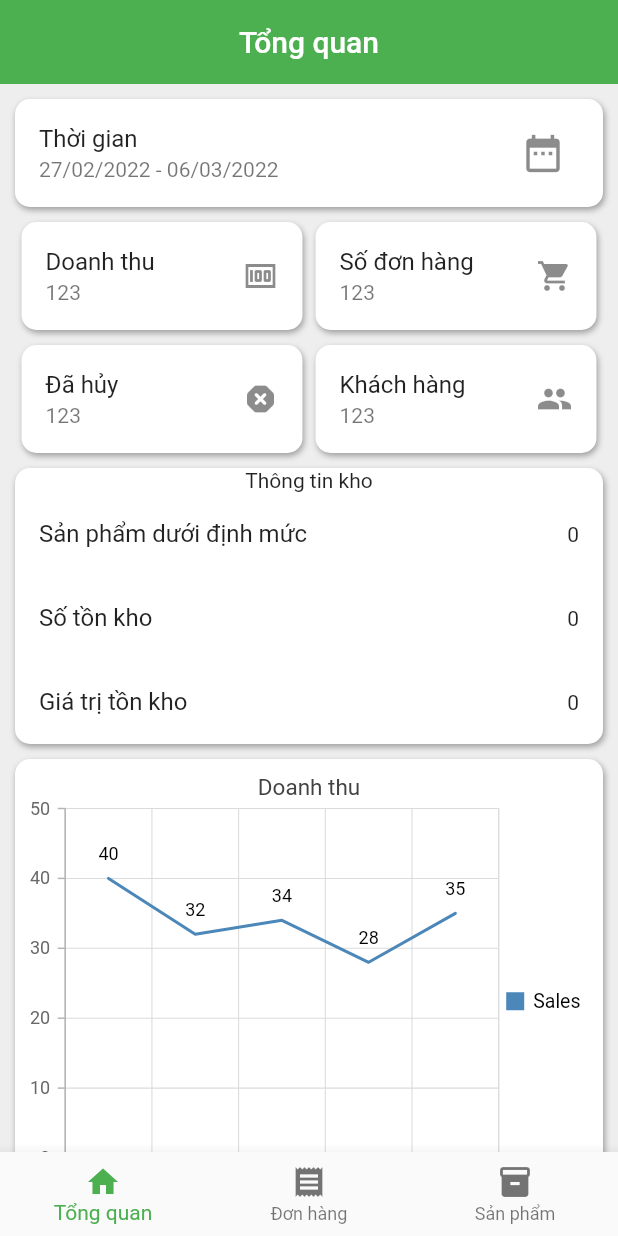
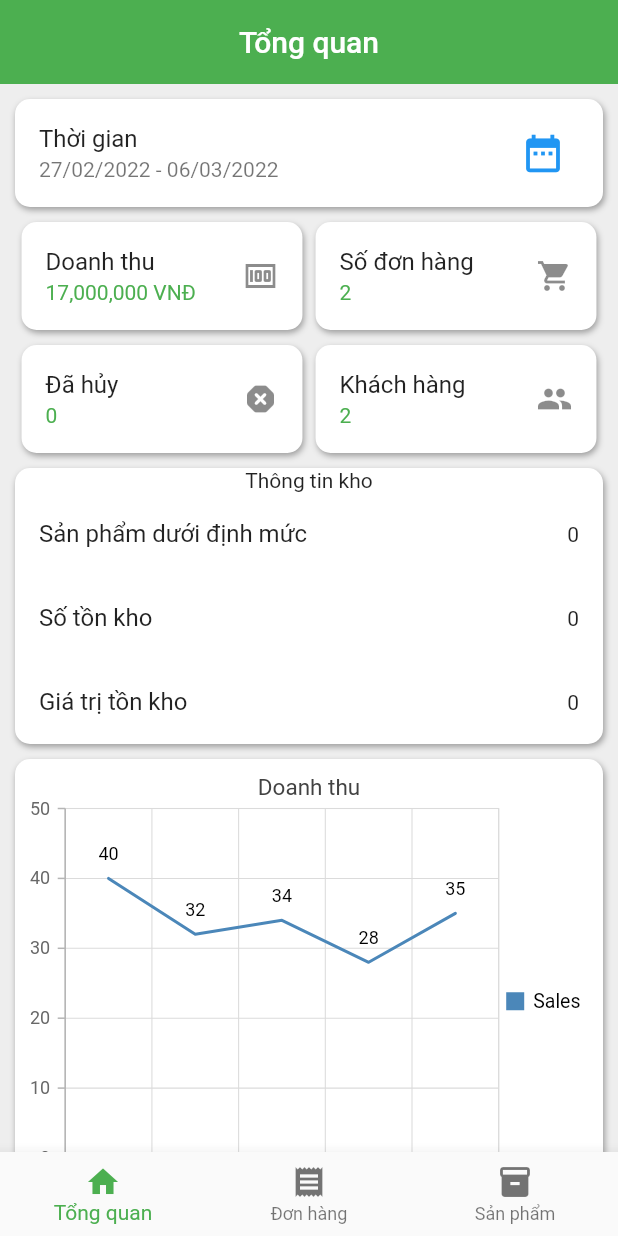
Before and after one commit to Nhom-ABCx/Flutter-QuanLy, a Flutter app: the screen it shows after launch, on a phone screen of 412 x 824 dp. Run offline on Flutter 3.47's test engine with Material 2 defaults, Android fonts, the phone set to English and light mode, and no system bars; our stand-ins replace flutter_svg, syncfusion_flutter_charts; project files that could hold a hidden picture were left out.

Commit message:
them layoutKhachHang chua xu ly,sua lai model, linh tinh vai thu'

```diff
--- a/lib/View/BottomPage/tongquan_page.dart
+++ b/lib/View/BottomPage/tongquan_page.dart
@@ -1,6 +1,7 @@
 import 'package:flutter/material.dart';
 import 'package:flutter_quanly/all_page.dart';
 import 'package:intl/intl.dart';
+import 'package:provider/provider.dart';
 import 'package:syncfusion_flutter_charts/charts.dart';
 
 class TongQuanPage extends StatefulWidget {
@@ -14,6 +15,7 @@ class _TongQuanPageState extends State<TongQuanPage> {
     start: DateTime.now().subtract(const Duration(days: 7)),
     end: DateTime.now(),
   );
+  //du lieu ao? chua xu ly'
   List<_SalesData> data = [
     _SalesData((DateTime.now().year - 4).toString(), 40),
     _SalesData((DateTime.now().year - 3).toString(), 32),
@@ -21,6 +23,32 @@ class _TongQuanPageState extends State<TongQuanPage> {
     _SalesData((DateTime.now().year - 1).toString(), 28),
     _SalesData(DateTime.now().year.toString(), 35),
   ];
+  int tongSoDonHang = 0;
+  int tongDoanhThu = 0;
+  int tongKhachHang = 0;
+  void init() {
+    Provider.of<HomeController>(context, listen: false).getData().then((value) {
+      List<String> listKhachHang = [];
+      value.forEach((element) {
+        tongDoanhThu += element.amount!;
+        listKhachHang.add(element.customerMobile!); //den' xem so' khach' hang` dat mua dua theo cai' sdt
+      });
+      setState(() {
+        tongSoDonHang = value.length;
+        tongDoanhThu = tongDoanhThu; //gan' lai de no setState lai thoi
+        tongKhachHang = listKhachHang.toSet().length; //neu' trung` nhau thi` loai bo?, xong tra ve` do dai`
+      });
+      return value;
+    });
+  }
+
+  @override
+  void initState() {
+    // TODO: implement initState
+    super.initState();
+    init();
+  }
+
   @override
   Widget build(BuildContext context) {
     return CustomScrollView(
@@ -41,7 +69,7 @@ class _TongQuanPageState extends State<TongQuanPage> {
                 subtitle: Text("${DateFormat('dd/MM/yyyy').format(dateTimeRange.start)} - ${DateFormat('dd/MM/yyyy').format(dateTimeRange.end)}"),
                 trailing: IconButton(
                   iconSize: 30,
-                  icon: const Icon(Icons.date_range),
+                  icon: const Icon(Icons.date_range, color: Colors.blue),
                   onPressed: () async {
                     final result = await showDateRangePicker(
                       context: context,
@@ -59,35 +87,47 @@ class _TongQuanPageState extends State<TongQuanPage> {
               children: [
                 itemMenuWidget(
                     context: context,
-                    child: const ListTile(
-                      title: Text("Doanh thu"),
-                      subtitle: Text("123"),
-                      trailing: Icon(Icons.money),
+                    child: ListTile(
+                      title: const Text("Doanh thu"),
+                      subtitle: Text(
+                        formatNumber.format(tongDoanhThu) + " VNĐ",
+                        style: const TextStyle(color: Colors.green),
+                      ),
+                      trailing: const Icon(Icons.money),
                     )),
                 itemMenuWidget(
                     context: context,
-                    child: const ListTile(
-                      title: Text("Số đơn hàng"),
-                      subtitle: Text("123"),
-                      trailing: Icon(Icons.shopping_cart),
+                    child: ListTile(
+                      title: const Text("Số đơn hàng"),
+                      subtitle: Text(
+                        "$tongSoDonHang",
+                        style: const TextStyle(color: Colors.green),
+                      ),
+                      trailing: const Icon(Icons.shopping_cart),
                     )),
                 itemMenuWidget(
                     context: context,
                     child: const ListTile(
                       title: Text("Đã hủy"),
-                      subtitle: Text("123"),
+                      subtitle: Text(
+                        "0",
+                        style: const TextStyle(color: Colors.green),
+                      ),
                       trailing: Icon(Icons.dangerous_rounded),
                     )),
                 itemMenuWidget(
                     context: context,
-                    child: const ListTile(
-                      title: Text("Khách hàng"),
-                      subtitle: Text("123"),
-                      trailing: Icon(Icons.people),
+                    child: ListTile(
+                      title: const Text("Khách hàng"),
+                      subtitle: Text(
+                        "$tongKhachHang",
+                        style: const TextStyle(color: Colors.green),
+                      ),
+                      trailing: const Icon(Icons.people),
                     )),
               ],
             ),
-            //phan` nay` la` tham khao tu` giao dien, build theo
+            //phan` nay` la` tham khao tu` giao dien, build theo de danh` phat trien? do` an'
             Container(
               margin: const EdgeInsets.only(top: 10),
               width: MediaQuery.of(context).size.width,
@@ -129,7 +169,7 @@ class _TongQuanPageState extends State<TongQuanPage> {
                         yValueMapper: (_SalesData sales, _) => sales.sales,
                         name: 'Sales',
                         // Enable data label
-                        dataLabelSettings: DataLabelSettings(isVisible: true))
+                        dataLabelSettings: const DataLabelSettings(isVisible: true))
                   ]),
             ),
           ])),
--- a/lib/View/home_page.dart
+++ b/lib/View/home_page.dart
@@ -15,7 +15,7 @@ class HomePageState extends State<HomePage> {
   final List<Widget> _widgetPage = [
     const TongQuanPage(),
     const DonHangPage(),
-    const TongQuanPage(),
+    Container(),
   ];
 
   @override
--- a/lib/Widgets/build_widgets.dart
+++ b/lib/Widgets/build_widgets.dart
@@ -2,7 +2,7 @@ import 'package:flutter/material.dart';
 import 'package:intl/intl.dart';
 
 final formatNumber = NumberFormat("#,##0", "en_US");
-
+//noi viet may cai ham` tong?
 Widget itemMenuWidget({required BuildContext context, required Widget child}) => Container(
       margin: const EdgeInsets.only(top: 10),
       width: MediaQuery.of(context).size.width / 2.2,
--- a/lib/all_page.dart
+++ b/lib/all_page.dart
@@ -5,9 +5,9 @@ export 'API/database.dart';
 //Widgets
 export 'Widgets/drawer.dart';
 export 'Widgets/build_widgets.dart';
+export 'Widgets/search_widget.dart';
 //Models
 export 'Model/category.dart';
-export 'Model/customer.dart';
 export 'Model/product.dart';
 export 'Model/sellout.dart';
 export 'Model/sellout_detail.dart';
@@ -23,4 +23,5 @@ export 'View/BottomPage/tongquan_page.dart';
 export 'View/BottomPage/donhang_page.dart';
 //View/DonHangPage
 export 'View/DonHangPage/them_donhang_page.dart';
-export 'View/DonHangPage/timkiem_page.dart';
+export 'View/DonHangPage/sanpham_page.dart';
+export 'View/DonHangPage/khachhang_page.dart';
--- a/lib/main.dart
+++ b/lib/main.dart
@@ -1,5 +1,4 @@
 import 'package:flutter/services.dart';
-import 'package:flutter_easyloading/flutter_easyloading.dart';
 import 'package:flutter/material.dart';
 import 'package:provider/provider.dart';
 import 'all_page.dart'; //lam` v cho no' nho? ra
@@ -30,7 +29,7 @@ class MyApp extends StatelessWidget {
             primarySwatch: Colors.green,
           ),
           home: const HomePage(),
-          builder: EasyLoading.init(),
+          //builder: EasyLoading.init(),
         ),
       );
 }
--- a/pubspec.yaml
+++ b/pubspec.yaml
@@ -33,8 +33,6 @@ dependencies:
   intl: ^0.17.0
   # prodiver de quan ly state
   provider: ^6.0.2
-  #hien loading page, xai` nay` tam cho khoi? custom loading
-  flutter_easyloading: ^3.0.3
   #ve bieu do`
   syncfusion_flutter_charts: ^19.4.54
   #hinh anh? theo dang svg
```
Also changed, not shown: lib/API/api_manager.dart (+16 -0 lines), lib/API/database.dart (+10 -11 lines), lib/Controller/home_controller.dart (+6 -1 lines), lib/Model/Customer.dart (deleted, +0 -21 lines), lib/Model/sellout.dart (+8 -11 lines), lib/View/DonHangPage/khachhang_page.dart (added, +195 -0 lines), lib/View/DonHangPage/sanpham_page.dart (added, +140 -0 lines), lib/View/DonHangPage/them_donhang_page.dart (+8 -6 lines), lib/View/DonHangPage/timkiem_page.dart (deleted, +0 -149 lines), lib/Widgets/search_widget.dart (added, +48 -0 lines), assets/svgIcons/search_2.svg (added), pubspec.lock.
